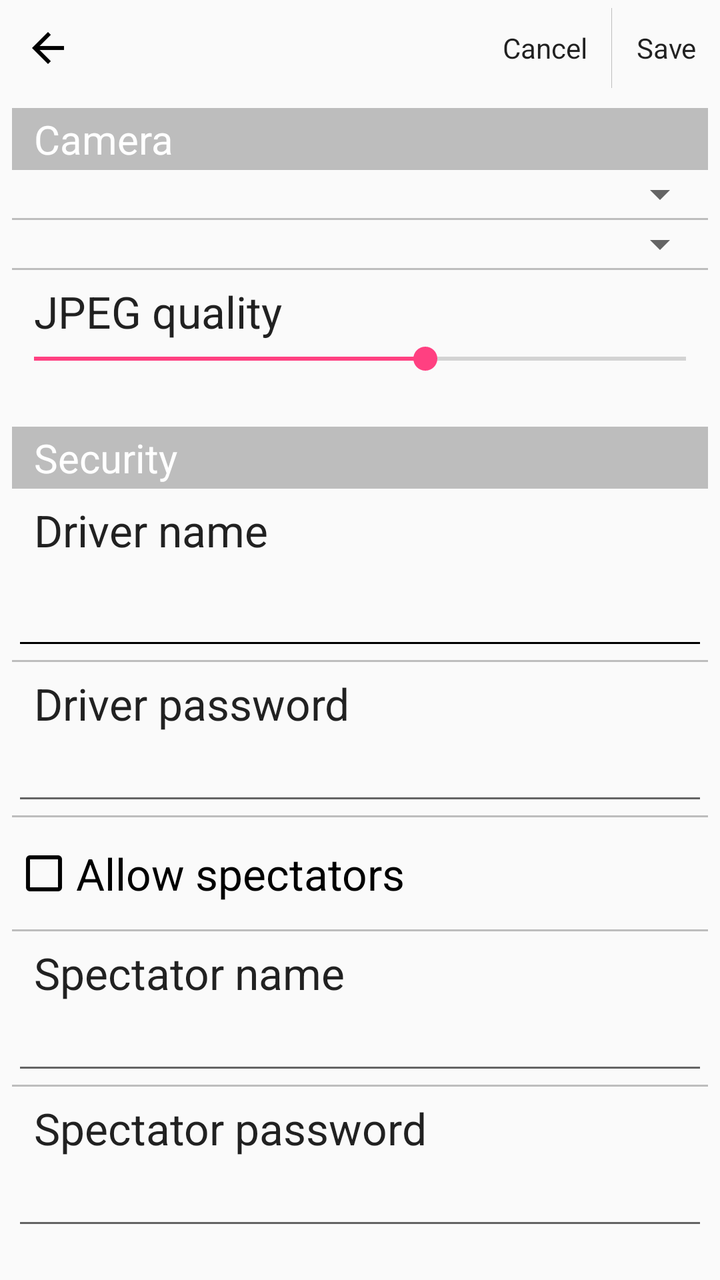
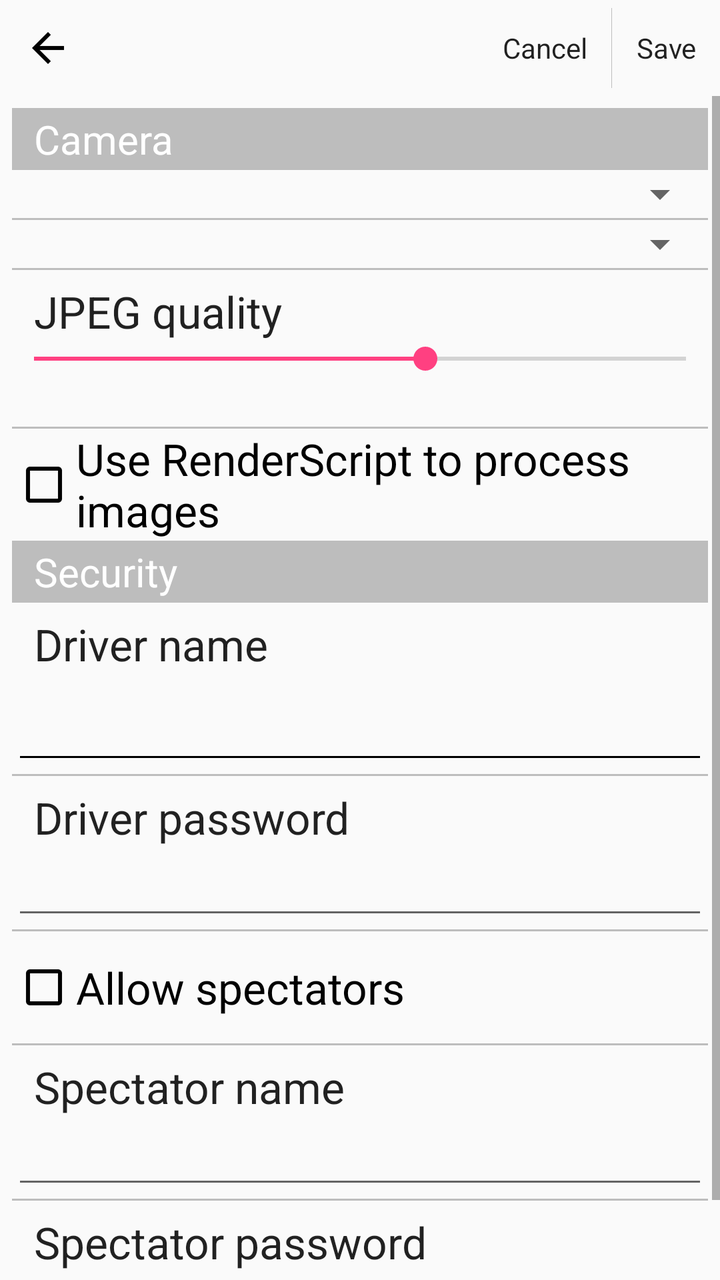

Compare the two renders of this Android layout. The source of the first and the diff that turns it into the second are given below.
<!-- AndroidManifest.xml: application theme AppTheme -->
<!-- res/layout/activity_server_settings.xml -->
<LinearLayout xmlns:android="http://schemas.android.com/apk/res/android"
    xmlns:tools="http://schemas.android.com/tools"
    android:layout_width="fill_parent"
    android:layout_height="fill_parent"
    tools:context="ru.proghouse.robocam.GlobalSettingsActivity"
    android:orientation="vertical">

    <LinearLayout
        android:orientation="horizontal"
        android:layout_width="match_parent"
        android:layout_height="wrap_content"
        style="@style/Widget.AppCompat.ActionBar"
        android:baselineAligned="false"
        android:weightSum="1"
        android:measureWithLargestChild="false">

        <LinearLayout
            android:orientation="horizontal"
            android:layout_width="wrap_content"
            android:layout_height="wrap_content"
            style="@style/Widget.AppCompat.ActionBar"
            android:baselineAligned="false">

            <ImageButton
                android:layout_width="wrap_content"
                android:layout_height="wrap_content"
                android:id="@+id/imageButtonBack"
                android:src="@drawable/back"
                style="@style/Widget.AppCompat.ActionButton"
                android:onClick="onCancelButtonClick" />
        </LinearLayout>

        <LinearLayout
            android:orientation="horizontal"
            android:layout_width="0dp"
            android:layout_height="wrap_content"
            style="@style/Widget.AppCompat.ActionBar"
            android:baselineAligned="false"
            android:layout_weight="1"
            android:gravity="right">
            <Button
                style="@style/Widget.AppCompat.ActionButton"
                android:layout_width="wrap_content"
                android:layout_height="wrap_content"
                android:text="@string/cancel"
                android:id="@+id/buttonCancel"
                android:onClick="onCancelButtonClick"
                android:focusable="false" />

            <ImageView
                android:layout_width="wrap_content"
                android:layout_height="match_parent"
                android:id="@+id/imageView8"
                android:layout_gravity="center_horizontal"
                android:src="@drawable/spacer_small"
                android:paddingTop="4dp"
                android:paddingBottom="4dp" />

            <Button
                style="@style/Widget.AppCompat.ActionButton"
                android:layout_width="wrap_content"
                android:layout_height="wrap_content"
                android:text="@string/save"
                android:id="@+id/buttonSave"
                android:onClick="onSaveButtonClick"
                android:focusable="false" />

        </LinearLayout>
    </LinearLayout>

    <ScrollView
        android:layout_width="fill_parent"
        android:layout_height="wrap_content"
        android:id="@+id/scrollView">
        <LinearLayout
            android:orientation="vertical"
            android:layout_width="match_parent"
            android:layout_height="wrap_content"
            android:padding="6dp">

            <TextView
                android:text="@string/camera"
                android:id="@+id/titleCamera"
                style="@style/SettingsSectionTitle" />

            <Spinner
        android:layout_width="match_parent"
        android:layout_height="wrap_content"
        android:id="@+id/spinnerCamera"
        android:visibility="visible"
        android:spinnerMode="dialog"
                android:focusable="false" />

    <ImageView
        android:layout_width="match_parent"
        android:layout_height="wrap_content"
        android:id="@+id/imageView1"
        android:layout_gravity="center_horizontal"
        android:src="@drawable/spacer_small" />

    <Spinner
        android:layout_width="match_parent"
        android:layout_height="wrap_content"
        android:id="@+id/spinnerPreviewSize"
        android:visibility="visible"
        android:spinnerMode="dialog"
        android:focusable="false" />

    <ImageView
        android:layout_width="match_parent"
        android:layout_height="wrap_content"
        android:id="@+id/imageView2"
        android:layout_gravity="center_horizontal"
        android:src="@drawable/spacer_small" />

    <TextView
        android:layout_width="match_parent"
        android:layout_height="wrap_content"
        android:textAppearance="?android:attr/textAppearanceLarge"
        android:text="@string/jpeg_quality"
        android:id="@+id/textViewJpegQuality1"
        android:layout_gravity="center_horizontal"
        android:paddingLeft="11dp"
        android:paddingTop="6dp" />

    <SeekBar
        android:layout_width="match_parent"
        android:layout_height="wrap_content"
        android:id="@+id/seekBarJpegQuality"
        android:progress="60"
        android:paddingRight="11dp"
        android:paddingLeft="11dp" />

    <TextView
        android:layout_width="wrap_content"
        android:layout_height="wrap_content"
        android:textAppearance="?android:attr/textAppearanceSmall"
        android:id="@+id/textViewJpegQuality2"
        android:paddingLeft="11dp"
        android:paddingBottom="6dp" />

            <TextView
                style="@style/SettingsSectionTitle"
                android:text="@string/security"
                android:id="@+id/titleSecurity" />

            <TextView
                android:text="@string/driver_name"
                android:id="@+id/textViewDriverName"
                style="@style/SettingsSectionEditTextTitle" />

            <EditText android:id="@+id/editTextDriverName"
                style="@style/SettingsEditText" />

            <ImageView
                android:layout_width="match_parent"
                android:layout_height="wrap_content"
                android:id="@+id/imageView"
                android:layout_gravity="center_horizontal"
                android:src="@drawable/spacer_small" />

            <TextView
                android:layout_width="match_parent"
                android:layout_height="wrap_content"
                android:textAppearance="?android:attr/textAppearanceLarge"
                android:text="@string/driver_password"
                android:id="@+id/textViewDriverPassword"
                android:layout_gravity="center_horizontal"
                android:paddingLeft="11dp"
                android:paddingTop="6dp" />

            <EditText
                android:layout_width="match_parent"
                android:layout_height="wrap_content"
                android:inputType="textPassword"
                android:ems="10"
                android:id="@+id/editTextDriverPassword"
                android:layout_gravity="center_horizontal"
                android:paddingLeft="11dp"
                android:paddingRight="11dp"/>

            <ImageView
                android:layout_width="match_parent"
                android:layout_height="wrap_content"
                android:id="@+id/imageView3"
                android:layout_gravity="center_horizontal"
                android:src="@drawable/spacer_small" />

            <CheckBox
                android:layout_width="match_parent"
                android:layout_height="@dimen/pref_item_height"
                android:text="@string/allow_spectators"
                android:id="@+id/checkBoxAllowSpectators"
                android:textAppearance="?android:attr/textAppearanceLarge"
                style="@style/SettingsCheckBox" />

            <ImageView
                android:layout_width="match_parent"
                android:layout_height="wrap_content"
                android:id="@+id/imageView4"
                android:layout_gravity="center_horizontal"
                android:src="@drawable/spacer_small" />

            <TextView
                android:layout_width="match_parent"
                android:layout_height="wrap_content"
                android:textAppearance="?android:attr/textAppearanceLarge"
                android:text="@string/spectator_name"
                android:id="@+id/textViewSpectatorName"
                android:layout_gravity="center_horizontal"
                android:paddingLeft="11dp"
                android:paddingTop="6dp" />

            <EditText
                android:layout_width="match_parent"
                android:layout_height="wrap_content"
                android:id="@+id/editTextSpectatorName"
                android:layout_gravity="center_horizontal"
                android:inputType="none"
                android:lines="1"
                android:singleLine="true"
                android:paddingLeft="11dp"
                android:paddingRight="11dp"/>

            <ImageView
                android:layout_width="match_parent"
                android:layout_height="wrap_content"
                android:id="@+id/imageView7"
                android:layout_gravity="center_horizontal"
                android:src="@drawable/spacer_small" />

            <TextView
                android:layout_width="match_parent"
                android:layout_height="wrap_content"
                android:textAppearance="?android:attr/textAppearanceLarge"
                android:text="@string/spectator_password"
                android:id="@+id/textViewSpectatorPassword"
                android:layout_gravity="center_horizontal"
                android:paddingLeft="11dp"
                android:paddingTop="6dp" />

            <EditText
                android:layout_width="match_parent"
                android:layout_height="wrap_content"
                android:inputType="textPassword"
                android:ems="10"
                android:id="@+id/editTextSpectatorPassword"
                android:layout_gravity="center_horizontal"
                android:paddingLeft="11dp"
                android:paddingRight="11dp"/>

        </LinearLayout>
    </ScrollView>

</LinearLayout>
<!-- resources referenced by this layout -->
<resources>
  <dimen name="pref_item_height">56dp</dimen>
  <!-- drawable spacer_small (drawable) -->
  <?xml version="1.0" encoding="utf-8"?>
  
  <shape xmlns:android="http://schemas.android.com/apk/res/android" >
  
      <size android:height="1dp"/>
  
      <solid android:color="#90909090" />
  
  </shape>
  <string name="allow_spectators">Allow spectators</string>
  <string name="camera">Camera</string>
  <string name="cancel">Cancel</string>
  <string name="driver_name">Driver name</string>
  <string name="driver_password">Driver password</string>
  <string name="jpeg_quality">JPEG quality</string>
  <string name="save">Save</string>
  <string name="security">Security</string>
  <string name="spectator_name">Spectator name</string>
  <string name="spectator_password">Spectator password</string>
  <style name="SettingsCheckBox" parent="Widget.AppCompat.CompoundButton.CheckBox">
          <item name="android:layout_width">match_parent</item>
          <item name="android:layout_height">@dimen/pref_item_height</item>
          <item name="android:textAppearance">?android:attr/textAppearanceLarge</item>
          <item name="android:button">@drawable/abc_btn_check</item>
      </style>
  <style name="SettingsSectionEditTextTitle">
          <item name="android:layout_width">match_parent</item>
          <item name="android:layout_height">wrap_content</item>
          <item name="android:textAppearance">?android:attr/textAppearanceLarge</item>
          <item name="android:layout_gravity">center_horizontal</item>
          <item name="android:paddingLeft">11dp</item>
          <item name="android:paddingTop">6dp</item>
      </style>
  <style name="SettingsSectionTitle">
          <item name="android:layout_width">match_parent</item>
          <item name="android:layout_height">wrap_content</item>
          <item name="android:layout_gravity">center_horizontal</item>
          <item name="android:background">#90909090</item>
          <item name="android:paddingLeft">11dp</item>
          <item name="android:paddingTop">2dp</item>
          <item name="android:paddingBottom">2dp</item>
          <item name="android:textColor">#FFFFFF</item>
          <item name="android:textSize">20sp</item>
      </style>
  <style name="AppTheme" parent="Theme.AppCompat.Light.DarkActionBar">
          
          <item name="colorPrimary">@color/colorPrimary</item>
          <item name="colorPrimaryDark">@color/colorPrimaryDark</item>
          <item name="colorAccent">@color/colorAccent</item>
      </style>
  <!-- drawable abc_btn_check (drawable) -->
  <?xml version="1.0" encoding="utf-8"?>
  
  <selector xmlns:android="http://schemas.android.com/apk/res/android">
      <item android:state_checked="true" android:drawable="@drawable/abc_btn_checked" />
      <item android:drawable="@drawable/abc_btn_unchecked" />
  </selector>
  <!-- drawable abc_edittext (drawable) -->
  <?xml version="1.0" encoding="utf-8"?>
  
  <inset xmlns:android="http://schemas.android.com/apk/res/android"
      android:insetLeft="4dp"
      android:insetRight="4dp"
      android:insetTop="10dp"
      android:insetBottom="7dp">
  
      <selector>
          <item android:state_enabled="false" android:drawable="@drawable/abc_edittext_inactivated"/>
          <item android:state_pressed="false" android:state_focused="false" android:drawable="@drawable/abc_edittext_inactivated"/>
          <item android:drawable="@drawable/abc_edittext_activated"/>
      </selector>
  
  </inset>
  <color name="colorPrimary">#3F51B5</color>
  <color name="colorPrimaryDark">#303F9F</color>
  <color name="colorAccent">#FF4081</color>
</resources>

<!-- the commit's change to res/layout/activity_server_settings.xml (unified diff, before → after) -->
@@ -139,6 +139,21 @@
         android:paddingLeft="11dp"
         android:paddingBottom="6dp" />
 
+            <ImageView
+                android:layout_width="match_parent"
+                android:layout_height="wrap_content"
+                android:id="@+id/imageViewUseRenderScript"
+                android:layout_gravity="center_horizontal"
+                android:src="@drawable/spacer_small" />
+
+            <CheckBox
+                style="@style/SettingsCheckBox"
+                android:layout_width="match_parent"
+                android:layout_height="@dimen/pref_item_height"
+                android:text="@string/use_render_script"
+                android:id="@+id/checkBoxUseRenderScript"
+                android:textAppearance="?android:attr/textAppearanceLarge" />
+
             <TextView
                 style="@style/SettingsSectionTitle"
                 android:text="@string/security"
<!-- resource entries referenced after the edit -->
@@ -21,6 +21,7 @@
   <string name="security">Security</string>
   <string name="spectator_name">Spectator name</string>
   <string name="spectator_password">Spectator password</string>
+  <string name="use_render_script">Use RenderScript to process images</string>
   <style name="SettingsCheckBox" parent="Widget.AppCompat.CompoundButton.CheckBox">
           <item name="android:layout_width">match_parent</item>
           <item name="android:layout_height">@dimen/pref_item_height</item>
